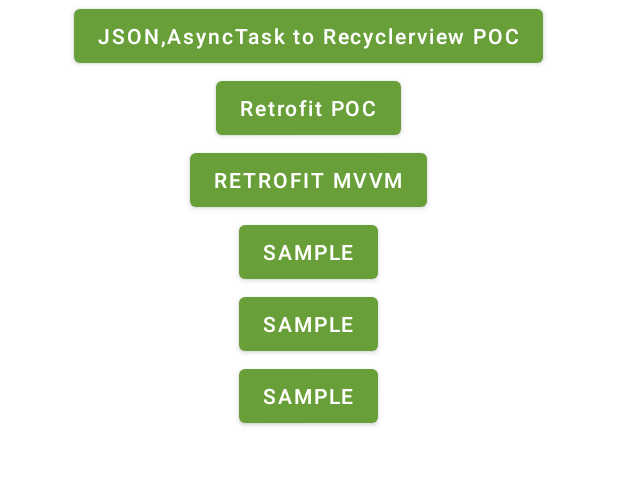
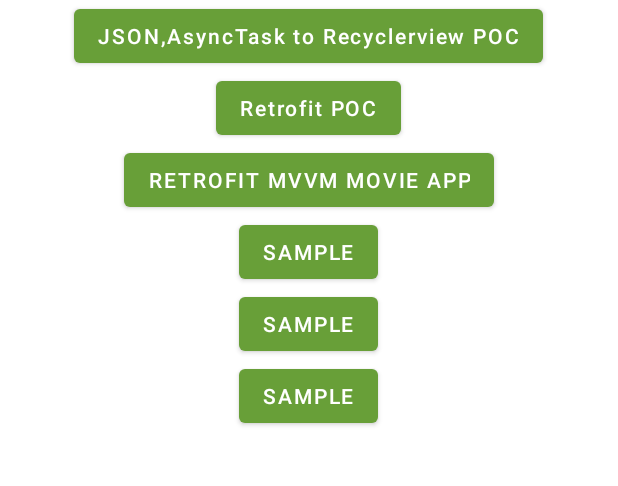
Before and after one commit to muhammedshihabvk/JSONAndNetworkPOC, an Android app: the screen it shows after launch (MainActivity), on a phone screen of 412 x 824 dp, the part 140-626 px from its top. Run offline under Robolectric (Android 15) with nearby library versions, the phone set to English and light mode, and no system bars.

Commit message:
minor fix and screenshots

```diff
--- a/app/src/main/res/layout/activity_main.xml
+++ b/app/src/main/res/layout/activity_main.xml
@@ -37,7 +37,7 @@
         android:layout_width="wrap_content"
         android:layout_height="wrap_content"
         android:layout_gravity="center_horizontal"
-        android:text="Retrofit MVVM" />
+        android:text="Retrofit MVVM Movie App" />
 
     <Button
         android:id="@+id/recyclerviewButton4"
```
Also changed, not shown: 5 other files.
